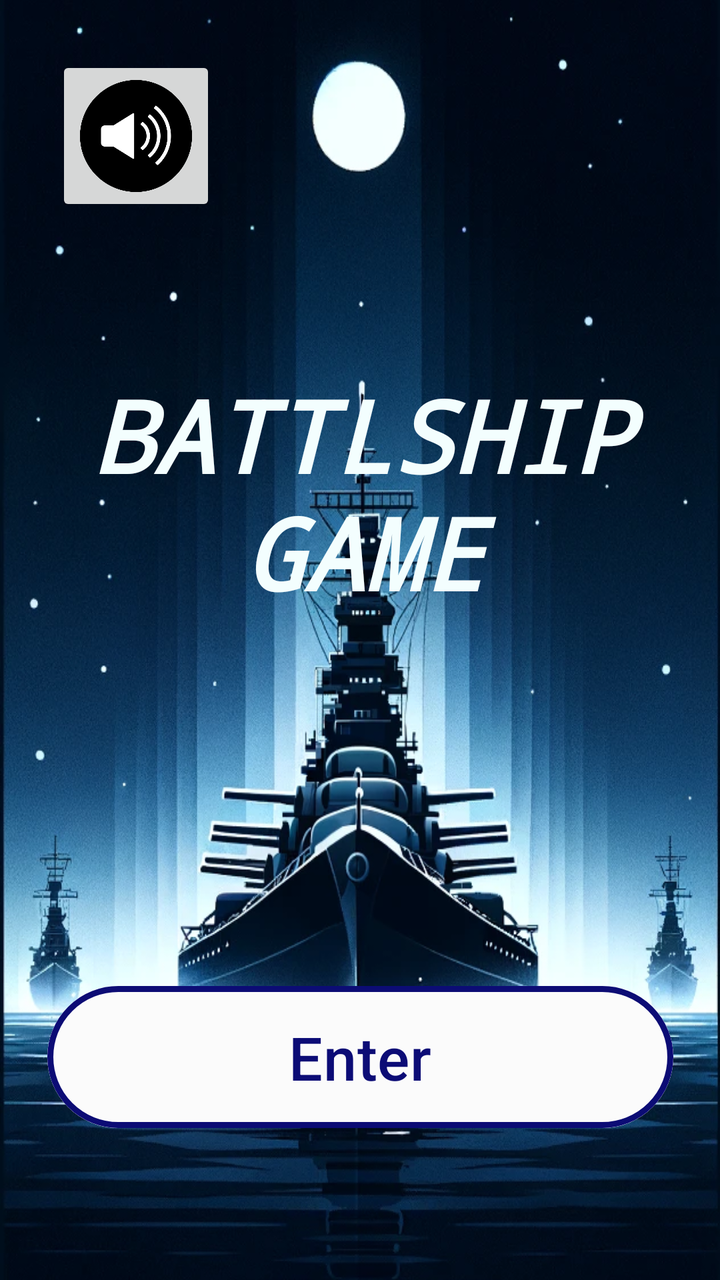
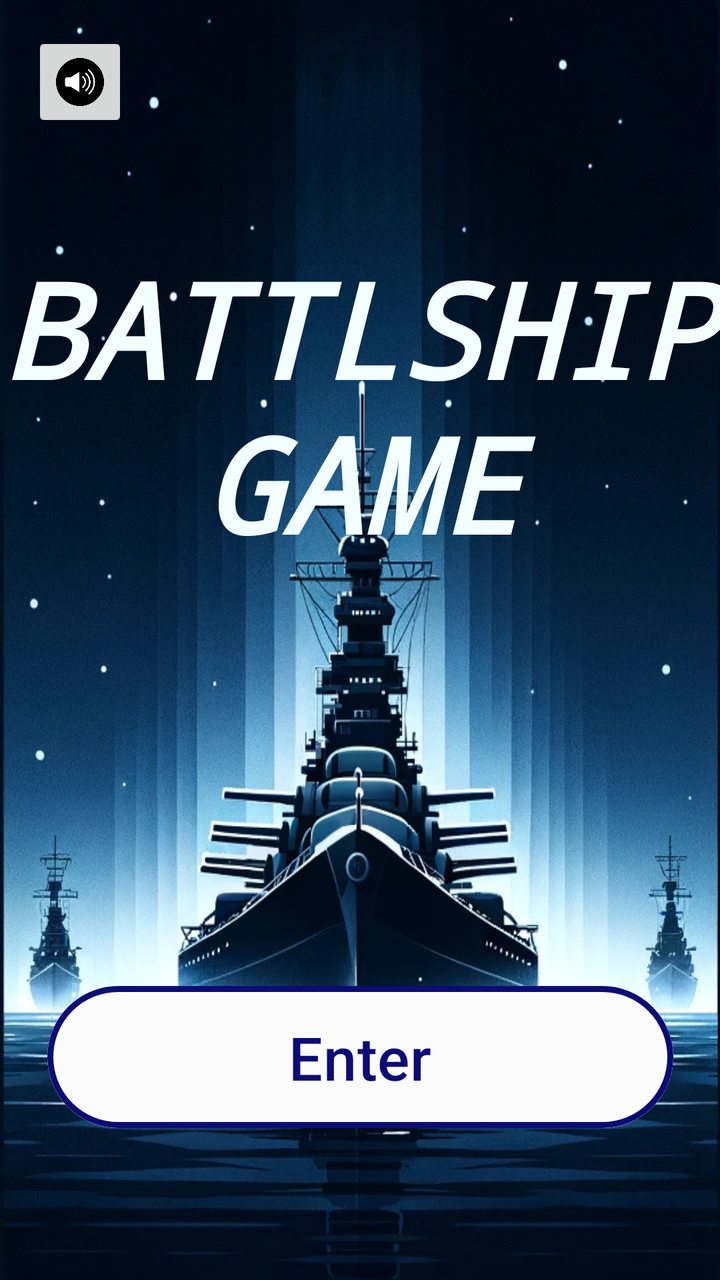

Screens rendered from an Android XML layout before and after an edit, with the pre-edit source and the edit as a unified diff.
<!-- AndroidManifest.xml: application theme Theme.BattlshipClient -->
<!-- res/layout/activity_main.xml -->
<?xml version="1.0" encoding="utf-8"?>
<androidx.constraintlayout.widget.ConstraintLayout xmlns:android="http://schemas.android.com/apk/res/android"
    xmlns:app="http://schemas.android.com/apk/res-auto"
    xmlns:tools="http://schemas.android.com/tools"
    android:layout_width="match_parent"
    android:layout_height="match_parent"
    android:background="@drawable/main_activity_img"
    app:layout_constrainedHeight="false"
    tools:context=".MainActivity">

    <Button
        android:id="@+id/signInUpbtnId"
        android:layout_width="313dp"
        android:layout_height="79dp"
        android:layout_marginBottom="72dp"
        android:backgroundTint="#FBFBFB"
        android:onClick="goToSignForm"
        android:text="Enter"
        android:textColor="#0C0C76"
        android:textSize="30sp"
        app:layout_constraintBottom_toBottomOf="parent"
        app:layout_constraintEnd_toEndOf="parent"
        app:layout_constraintStart_toStartOf="parent"
        app:strokeColor="#0C0C75"
        app:strokeWidth="3dp" />

    <TextView
        android:id="@+id/gameTitleId"
        android:layout_width="420dp"
        android:layout_height="195dp"
        android:layout_marginTop="184dp"
        android:fontFamily="monospace"
        android:text="BATTLSHIP GAME"
        android:textAlignment="center"
        android:textColor="#F3FEFE"
        android:textSize="50sp"
        android:textStyle="bold|italic"
        app:autoSizeMaxTextSize="50sp"
        app:autoSizeMinTextSize="12sp"
        app:autoSizeStepGranularity="2sp"
        app:autoSizeTextType="uniform"
        app:layout_constraintEnd_toEndOf="parent"
        app:layout_constraintHorizontal_bias="0.478"
        app:layout_constraintStart_toStartOf="parent"
        app:layout_constraintTop_toTopOf="parent" />

    <ImageButton
        android:id="@+id/muteBtnId"
        android:layout_width="80dp"
        android:layout_height="80dp"
        android:layout_marginStart="28dp"
        android:layout_marginTop="28dp"
        android:onClick="muteUnmute"
        android:scaleType="centerInside"
        app:layout_constraintStart_toStartOf="parent"
        app:layout_constraintTop_toTopOf="parent"
        app:srcCompat="@drawable/audio_on_off_dark" />

</androidx.constraintlayout.widget.ConstraintLayout>
<!-- resources referenced by this layout -->
<resources>
  <!-- drawable audio_on_off_dark: png bitmap (drawable-ldltr, 18546 bytes) -->
  <!-- drawable main_activity_img: png bitmap (drawable, 855864 bytes) -->
  <style name="Theme.BattlshipClient" parent="Base.Theme.BattlshipClient" />
  <style name="Base.Theme.BattlshipClient" parent="Theme.Material3.DayNight.NoActionBar">
          
          
      </style>
</resources>

<!-- the commit's change to res/layout/activity_main.xml (unified diff, before → after) -->
@@ -26,16 +26,16 @@
 
     <TextView
         android:id="@+id/gameTitleId"
-        android:layout_width="420dp"
-        android:layout_height="195dp"
-        android:layout_marginTop="184dp"
+        android:layout_width="0dp"
+        android:layout_height="189dp"
+        android:layout_marginTop="120dp"
         android:fontFamily="monospace"
         android:text="BATTLSHIP GAME"
         android:textAlignment="center"
         android:textColor="#F3FEFE"
         android:textSize="50sp"
         android:textStyle="bold|italic"
-        app:autoSizeMaxTextSize="50sp"
+        app:autoSizeMaxTextSize="70sp"
         app:autoSizeMinTextSize="12sp"
         app:autoSizeStepGranularity="2sp"
         app:autoSizeTextType="uniform"
@@ -46,10 +46,10 @@
 
     <ImageButton
         android:id="@+id/muteBtnId"
-        android:layout_width="80dp"
-        android:layout_height="80dp"
-        android:layout_marginStart="28dp"
-        android:layout_marginTop="28dp"
+        android:layout_width="48dp"
+        android:layout_height="50dp"
+        android:layout_marginStart="16dp"
+        android:layout_marginTop="16dp"
         android:onClick="muteUnmute"
         android:scaleType="centerInside"
         app:layout_constraintStart_toStartOf="parent"
<!-- resource entries referenced after the edit -->
@@ -1,7 +1,7 @@
 <!-- resources referenced by this layout -->
 <resources>
   <!-- drawable audio_on_off_dark: png bitmap (drawable-ldltr, 18546 bytes) -->
-  <!-- drawable main_activity_img: png bitmap (drawable, 855864 bytes) -->
+  <!-- drawable main_activity_img: png bitmap (drawable, 882582 bytes) -->
   <style name="Theme.BattlshipClient" parent="Base.Theme.BattlshipClient" />
   <style name="Base.Theme.BattlshipClient" parent="Theme.Material3.DayNight.NoActionBar">
           
